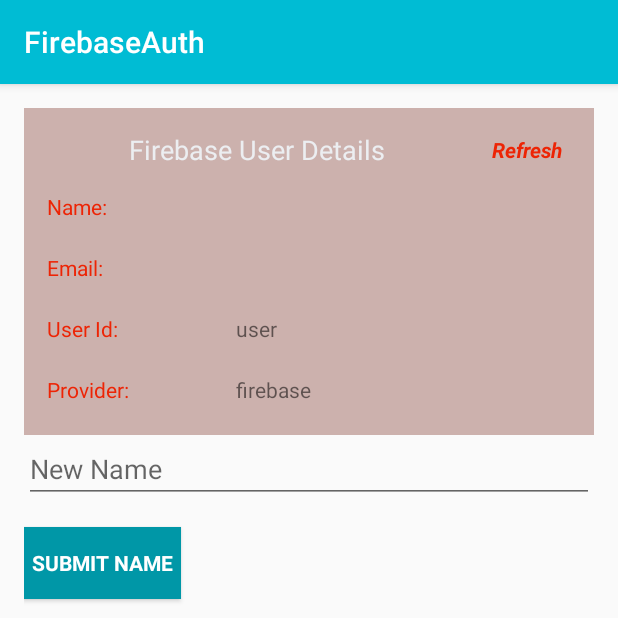
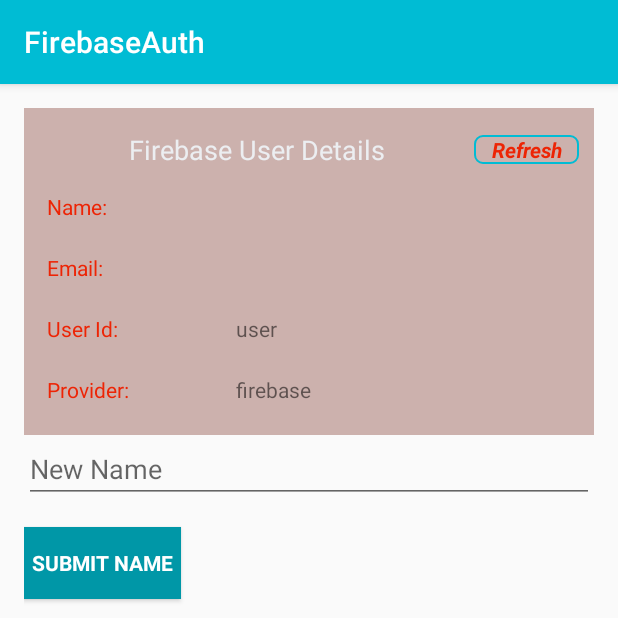
Before and after one commit to DeepakJOct/FirebaseAuth, an Android app: the screen it shows after launch once a user with an empty profile is signed in (MainActivity), after a tap on "CHANGE NAME", on a phone screen of 412 x 824 dp, the top half of it. Run offline under Robolectric (Android 15) with nearby library versions, the phone set to English and light mode, and no system bars; our stand-ins replace ButterKnife, Firebase (no records; nobody signed in at launch, a user with empty details on screens opened directly).

Commit message:
Password reset option, refresh background changes

```diff
--- a/app/src/main/java/app/com/firebaseauth/MainActivity.java
+++ b/app/src/main/java/app/com/firebaseauth/MainActivity.java
@@ -1,7 +1,9 @@
 package app.com.firebaseauth;
 
 import android.content.Intent;
+import android.graphics.Color;
 import android.os.Bundle;
+import android.text.TextUtils;
 import android.view.View;
 import android.widget.Button;
 import android.widget.EditText;
@@ -13,6 +15,7 @@ import androidx.annotation.NonNull;
 import androidx.appcompat.app.AppCompatActivity;
 
 import com.google.android.gms.tasks.OnCompleteListener;
+import com.google.android.gms.tasks.OnFailureListener;
 import com.google.android.gms.tasks.Task;
 import com.google.firebase.auth.FirebaseAuth;
 import com.google.firebase.auth.FirebaseUser;
@@ -39,27 +42,12 @@ public class MainActivity extends AppCompatActivity implements View.OnClickListe
     EditText newName;
     @BindView(R.id.password)
     EditText password;
-    @BindView(R.id.newPassword)
-    EditText newPassword;
+    /*@BindView(R.id.newPassword)
+    EditText newPassword;*/
     @BindView(R.id.confirm_password)
     EditText confirmPassword;
     @BindView(R.id.progressBar)
     ProgressBar progressBar;
-
-    /*
-     * oldEmail
-     * newEmail
-     * newName
-     * password
-     * newPassword
-     * confirmPassword
-     *
-     * btnSubmitName
-     * btnSubmitEmail
-     * btnSubmitPassword
-     * btnSendPasswordResetEmail
-     * btnRemoveTheUser
-     * */
 
     @BindView(R.id.change_email_button)
     Button btnChangeEmail;
@@ -86,6 +74,9 @@ public class MainActivity extends AppCompatActivity implements View.OnClickListe
     Button signOut;
     @BindView(R.id.tv_refresh)
     TextView tvRefresh;
+    @BindView(R.id.tv_pwd_error)
+    TextView tvPwdError;
+
 
 
     private FirebaseAuth.AuthStateListener authListener;
@@ -118,6 +109,9 @@ public class MainActivity extends AppCompatActivity implements View.OnClickListe
 
         firebaseAuth = FirebaseAuth.getInstance();
         user = FirebaseAuth.getInstance().getCurrentUser();
+        if (user == null) {
+            this.finish();
+        }
 
         //If user session has timed out, send the user to login page.
         authListener = new FirebaseAuth.AuthStateListener() {
@@ -144,6 +138,15 @@ public class MainActivity extends AppCompatActivity implements View.OnClickListe
 
         if (progressBar != null) {
             progressBar.setVisibility(View.GONE);
+        }
+    }
+
+    @Override
+    protected void onResume() {
+        super.onResume();
+        firebaseAuth = FirebaseAuth.getInstance();
+        if (firebaseAuth.getCurrentUser() == null) {
+            this.finish();
         }
     }
 
@@ -182,6 +185,43 @@ public class MainActivity extends AppCompatActivity implements View.OnClickListe
     }
 
     private void submitChangedPassword() {
+        progressBar.setVisibility(View.VISIBLE);
+        if (TextUtils.isEmpty(password.getText().toString().trim())) {
+            password.setError("Please enter a password");
+            progressBar.setVisibility(View.GONE);
+        } else if (TextUtils.isEmpty(confirmPassword.getText().toString().trim())) {
+            confirmPassword.setError("Please re-enter password");
+            progressBar.setVisibility(View.GONE);
+        } else if (!password.getText().toString().trim().equals(confirmPassword.getText().toString().trim())) {
+            Toast.makeText(this, "Passwords do not match", Toast.LENGTH_SHORT).show();
+            progressBar.setVisibility(View.GONE);
+        } else {
+            if (user != null && confirmPassword.getText().toString().trim() != null) {
+                user.updatePassword(confirmPassword.getText().toString().trim())
+                        .addOnCompleteListener(new OnCompleteListener<Void>() {
+                            @Override
+                            public void onComplete(@NonNull Task<Void> task) {
+                                if (task.isSuccessful()) {
+                                    Toast.makeText(MainActivity.this, "Password is updated, sign in with new password!", Toast.LENGTH_SHORT).show();
+                                    signOut();
+                                    progressBar.setVisibility(View.GONE);
+                                } else {
+                                    task.addOnFailureListener(new OnFailureListener() {
+                                        @Override
+                                        public void onFailure(@NonNull Exception e) {
+                                            tvPwdError.setVisibility(View.VISIBLE);
+                                            tvPwdError.setText("Error!! " + e.getMessage());
+                                        }
+                                    });
+
+                                    Toast.makeText(MainActivity.this, "Failed to update password!", Toast.LENGTH_SHORT).show();
+                                    progressBar.setVisibility(View.GONE);
+                                }
+                            }
+                        });
+            }
+
+        }
     }
 
     private void removeUser() {
@@ -309,7 +349,8 @@ public class MainActivity extends AppCompatActivity implements View.OnClickListe
         newEmail.setVisibility(View.GONE);
         newName.setVisibility(View.GONE);
         password.setVisibility(View.GONE);
-        newPassword.setVisibility(View.GONE);
+        tvPwdError.setVisibility(View.GONE);
+//        newPassword.setVisibility(View.GONE);
         confirmPassword.setVisibility(View.GONE);
         btnSubmitName.setVisibility(View.GONE);
         btnSubmitEmail.setVisibility(View.GONE);
@@ -328,7 +369,7 @@ public class MainActivity extends AppCompatActivity implements View.OnClickListe
         } else if (isPassword) {
             isPassword = false;
             password.setVisibility(View.VISIBLE);
-            newPassword.setVisibility(View.VISIBLE);
+//            newPassword.setVisibility(View.VISIBLE);
             confirmPassword.setVisibility(View.VISIBLE);
             btnSubmitPassword.setVisibility(View.VISIBLE);
 
--- /dev/null
+++ b/app/src/main/res/drawable/btn_click.xml
@@ -0,0 +1,7 @@
+<?xml version="1.0" encoding="utf-8"?>
+<selector xmlns:android="http://schemas.android.com/apk/res/android">
+
+    <item android:drawable="@drawable/button_hover" android:state_pressed="true"/>
+    <item android:drawable="@drawable/button"/>
+
+</selector>
--- /dev/null
+++ b/app/src/main/res/drawable/button.xml
@@ -0,0 +1,14 @@
+<?xml version="1.0" encoding="utf-8"?>
+<shape xmlns:android="http://schemas.android.com/apk/res/android" >
+    <stroke
+        android:color="@color/colorPrimary"
+        android:width="1dp"
+        />
+    <gradient
+        android:angle="270"
+        android:centerColor="@android:color/transparent"
+        android:endColor="@android:color/transparent"
+        android:startColor="@android:color/transparent" >
+    </gradient>
+    <corners android:radius="5dp" />
+</shape>
--- /dev/null
+++ b/app/src/main/res/drawable/button_hover.xml
@@ -0,0 +1,17 @@
+<?xml version="1.0" encoding="utf-8"?>
+<shape xmlns:android="http://schemas.android.com/apk/res/android" >
+
+    <stroke
+        android:width="1dp"
+        android:color="@color/colorPrimaryDark" />
+
+    <gradient
+        android:angle="270"
+        android:centerColor="#1a000000"
+        android:endColor="#33000000"
+        android:startColor="@android:color/transparent" >
+    </gradient>
+
+    <corners android:radius="5dp" />
+
+</shape>
--- a/app/src/main/res/layout/activity_main.xml
+++ b/app/src/main/res/layout/activity_main.xml
@@ -69,6 +69,7 @@
                         android:layout_weight="0.2"
                         android:textStyle="bold|italic"
                         android:textColor="#ed2405"
+                        android:background="@drawable/btn_click"
                         android:gravity="center_horizontal"
                         android:text="Refresh" />
 
@@ -229,7 +230,7 @@
                 android:layout_width="match_parent"
                 android:layout_height="wrap_content"
                 android:focusableInTouchMode="true"
-                android:hint="Enter password"
+                android:hint="Enter new password"
                 android:inputType="textPassword"
                 android:maxLines="1"
                 android:singleLine="true"
@@ -244,9 +245,10 @@
                 android:inputType="textPassword"
                 android:maxLines="1"
                 android:singleLine="true"
-                android:visibility="gone" />
+                android:visibility="visible" />
 
-            <EditText
+
+            <!--<EditText
                 android:id="@+id/newPassword"
                 android:layout_width="match_parent"
                 android:layout_height="wrap_content"
@@ -255,7 +257,7 @@
                 android:inputType="textPassword"
                 android:maxLines="1"
                 android:singleLine="true"
-                android:visibility="gone" />
+                android:visibility="gone" />-->
 
             <Button
                 android:id="@+id/btnSubmitName"
@@ -294,7 +296,7 @@
                 android:padding="5dp"
                 android:textColor="@android:color/white"
                 android:textStyle="bold"
-                android:visibility="gone" />
+                android:visibility="visible" />
 
             <Button
                 android:id="@+id/btnResetEmail"
@@ -314,6 +316,18 @@
                 android:layout_width="30dp"
                 android:layout_height="30dp"
                 android:visibility="gone" />
+
+            <TextView
+                android:id="@+id/tv_pwd_error"
+                android:layout_width="match_parent"
+                android:layout_height="wrap_content"
+                android:padding="5dp"
+                android:text="Password error"
+                android:layout_marginTop="5dp"
+                android:textColor="#ed2405"
+                android:textStyle="bold"
+                android:textSize="18dp"
+                android:visibility="gone"/>
 
             <Button
                 android:id="@+id/btnRemoveUser"
```
Also changed, not shown: app/src/main/java/app/com/firebaseauth/LoginActivity.java (+8 -0 lines).
